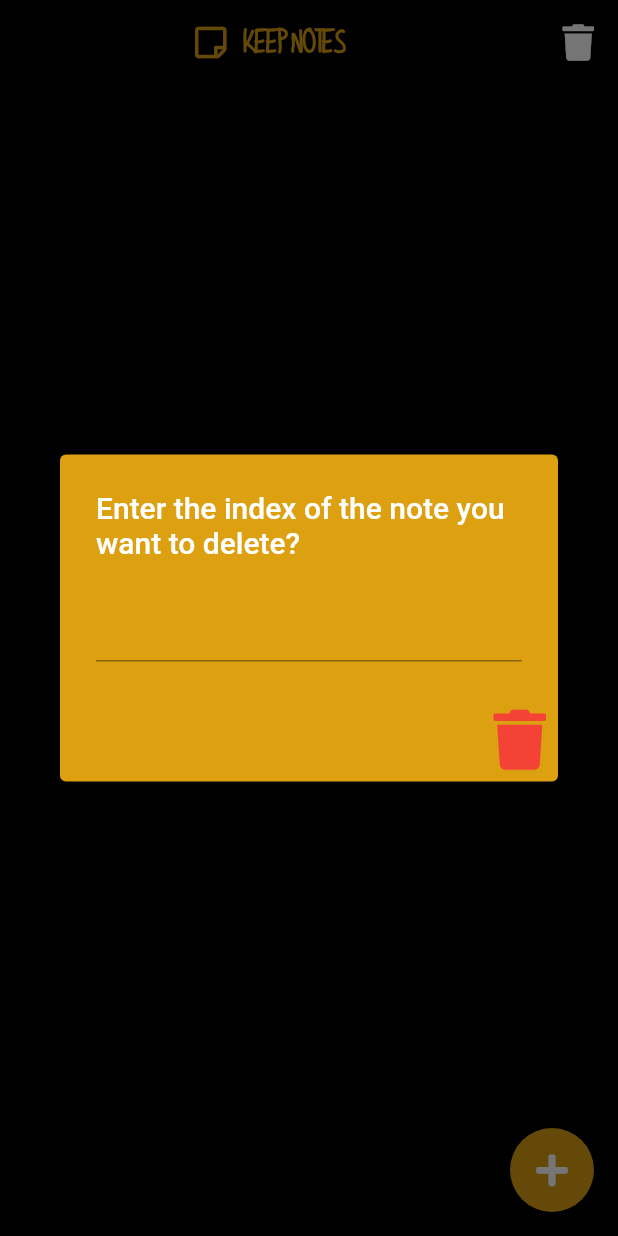
After one commit to anuprajvarma/keep_notes, a Flutter app: the screen it shows after launch, after a tap on an icon or button, on a phone screen of 412 x 824 dp. The commit adds this screen. Run offline on Flutter 3.47's test engine with Material 2 defaults, Android fonts, the phone set to English and light mode, and no system bars; our stand-ins replace cloud_firestore, firebase_core, font_awesome_flutter; accounts and stored records are empty.

Commit message:
keep_nots

```diff
--- /dev/null
+++ b/lib/components/deleteDialog.dart
@@ -0,0 +1,58 @@
+import 'package:flutter/material.dart';
+import 'package:flutter/widgets.dart';
+import 'package:font_awesome_flutter/font_awesome_flutter.dart';
+import 'package:keep_notes/constants/colorScheme.dart';
+import 'package:keep_notes/firebase_layer/deleteNote.dart';
+
+class DeleteDialog extends StatefulWidget {
+  const DeleteDialog({Key? key}) : super(key: key);
+
+  @override
+  _DeleteDialogState createState() => _DeleteDialogState();
+}
+
+class _DeleteDialogState extends State<DeleteDialog> {
+  @override
+  Widget build(BuildContext context) {
+    int idx = 1;
+    bool isLoading = false;
+
+    return AlertDialog(
+      backgroundColor: AppColorScheme.yellow,
+      title: Text(
+        'Enter the index of the note you want to delete?',
+        style: TextStyle(color: Colors.white),
+      ),
+      content: TextField(
+        keyboardType: TextInputType.number,
+        onChanged: (val) {
+          idx = int.parse(val);
+        },
+      ),
+      actions: [
+        isLoading
+            // ignore: dead_code
+            ? Text('deleting...')
+            : GestureDetector(
+                onTap: () async {
+                  setState(() {
+                    isLoading = true;
+                  });
+
+                  await deleteNote(idx);
+                  setState(() {
+                    isLoading = false;
+                  });
+
+                  Navigator.pop(context);
+                },
+                child: FaIcon(
+                  FontAwesomeIcons.trash,
+                  size: 40,
+                  color: Colors.red,
+                ),
+              )
+      ],
+    );
+  }
+}
--- a/lib/components/noteCard.dart
+++ b/lib/components/noteCard.dart
@@ -4,11 +4,13 @@ import 'package:keep_notes/constants/colorScheme.dart';
 class NoteCard extends StatelessWidget {
   String title;
   String note;
+  int index;
 
   NoteCard(
       {this.note =
           'My note.kjadfgegfilasfnfvkjasklvbliaslkljdafvbadfi;vjlksfbvjliulfvjhafsbvkjlb',
-      this.title = 'Note title'});
+      this.title = 'Note title',
+      this.index = 1});
 
   @override
   Widget build(BuildContext context) {
@@ -19,6 +21,15 @@ class NoteCard extends StatelessWidget {
       child: Column(
         crossAxisAlignment: CrossAxisAlignment.start,
         children: [
+          Text(
+            '$index.',
+            maxLines: 1,
+            overflow: TextOverflow.ellipsis,
+            style: TextStyle(color: Colors.white, fontSize: 15),
+          ),
+          SizedBox(
+            height: 5,
+          ),
           Text(
             title,
             maxLines: 1,
--- /dev/null
+++ b/lib/firebase_layer/deleteNote.dart
@@ -0,0 +1,31 @@
+import 'package:cloud_firestore/cloud_firestore.dart';
+
+deleteNote(int index) async {
+  try {
+    var fetchedData = await FirebaseFirestore.instance
+        .collection('users')
+        .doc('exampleuser')
+        .get();
+    var mapOfData = fetchedData.data();
+
+    var listOfNotes = mapOfData!['notes'];
+
+    List listOfNewNotes = [];
+
+    //deleting note from list
+    for (int i = 0; i < listOfNotes.length; i++) {
+      if (i != (index - 1)) {
+        listOfNewNotes.add(listOfNotes[i]);
+      }
+    }
+
+    await FirebaseFirestore.instance
+        .collection('users')
+        .doc('exampleuser')
+        .set({'notes': listOfNewNotes});
+
+    print('note added!!');
+  } catch (e) {
+    print(e);
+  }
+}
--- a/lib/screens/home.dart
+++ b/lib/screens/home.dart
@@ -1,5 +1,6 @@
 import 'package:flutter/material.dart';
 import 'package:font_awesome_flutter/font_awesome_flutter.dart';
+import 'package:keep_notes/components/deleteDialog.dart';
 import 'package:keep_notes/components/noteCard.dart';
 import 'package:keep_notes/constants/colorScheme.dart';
 import 'package:keep_notes/firebase_layer/getNotes.dart';
@@ -21,6 +22,7 @@ class _HomeState extends State<Home> {
       noteCards.add(NoteCard(
         title: notes[i]['title'],
         note: notes[i]['note'],
+        index: i + 1,
       ));
     }
   }
@@ -50,6 +52,26 @@ class _HomeState extends State<Home> {
             )
           ],
         ),
+        actions: [
+          GestureDetector(
+            onTap: () async {
+              await showDialog(
+                  context: context,
+                  builder: (ctx) {
+                    return DeleteDialog();
+                  });
+
+              setState(() {});
+            },
+            child: Padding(
+              padding: const EdgeInsets.all(16.0),
+              child: FaIcon(
+                FontAwesomeIcons.trash,
+                color: Colors.white,
+              ),
+            ),
+          )
+        ],
       ),
       body: Padding(
         padding: const EdgeInsets.all(16.0),
```
